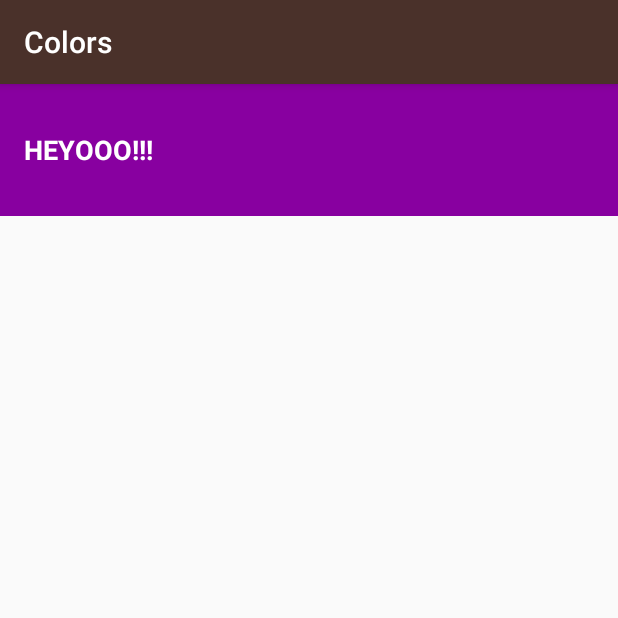
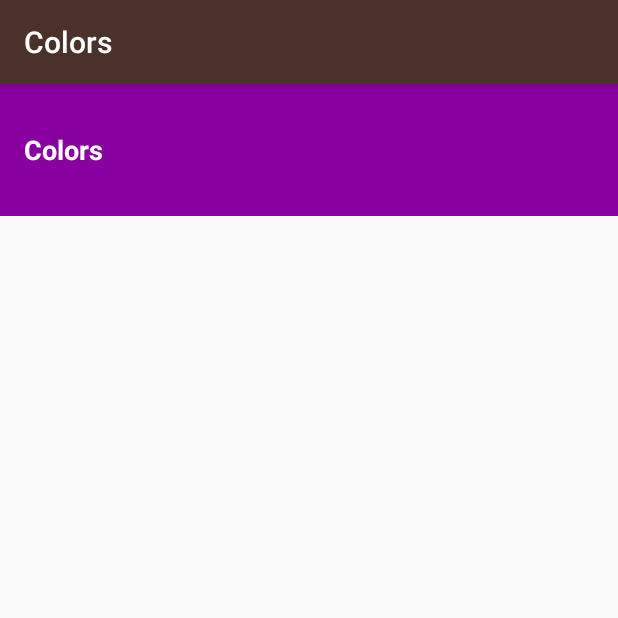
Before and after one commit to heyjcm/miwok, an Android app: the screen it shows after launch (ColorsActivity), after a tap on "Colors", on a phone screen of 412 x 824 dp, the top half of it. Run offline under Robolectric (Android 15) with nearby library versions, the phone set to English and light mode, and no system bars.

Commit message:
Numbers, Family Members, Colors, Phrases button now work solely on java. Each works was implemented slightly differently (see comments)

```diff
--- a/app/src/main/java/com/example/android/miwok/FamilyClickListerner.java
+++ b/app/src/main/java/com/example/android/miwok/FamilyClickListerner.java
@@ -1,13 +1,25 @@
 package com.example.android.miwok;
 
+import android.content.Context;
 import android.view.View;
-import android.widget.Toast;
+import android.content.Intent;
 
 /**
  * Created by Christian on 3/17/18.
+ * I used the following SO link to help me with making this Intent
+ * work the way I implemented it: https://stackoverflow.com/questions/6367509/how-to-use-intent-in-non-activity-class
+ * It isn't the most efficient way of writing code but I wanted to preserve
+ * this way of doing things to show the difference between this
+ * and the inline method found in Colors and Phrases in MainActivity.java
  */
 
-public class FamilyClickListerner implements  View.OnClickListener {
+public class FamilyClickListerner implements View.OnClickListener {
+
+    Context context;
+
+    public FamilyClickListerner(Context context) {
+        this.context = context;
+    }
 
     @Override
     public void onClick(View view) {
@@ -15,6 +27,13 @@ public class FamilyClickListerner implements  View.OnClickListener {
 
         // this particular behavior is to show a toast message when the
         // user taps on the button
-        Toast.makeText(view.getContext(),"Family Members Here", Toast.LENGTH_SHORT).show();
+        //Toast.makeText(view.getContext(),"Family Members Here", Toast.LENGTH_SHORT).show();
+
+        // Create new intent to open the {@link ColorsActivity}
+        Intent phraseIntent = new Intent(context, FamilyMembersActivity.class);
+
+        // Start the new activity
+        context.startActivity(phraseIntent);
+
     }
 }
--- a/app/src/main/java/com/example/android/miwok/MainActivity.java
+++ b/app/src/main/java/com/example/android/miwok/MainActivity.java
@@ -31,9 +31,17 @@ public class MainActivity extends AppCompatActivity {
         setContentView(R.layout.activity_main);
 
 
+        /**
+         * This is the first way I learned to implement an OnClickListener
+         * This method uses a java class called NumbersClickListener (reference
+         * NumbersClickListener.java file). It creates a new object from
+         * the NumbersClickListener class and calls the setOnClickListener method
+         * and passes the NumbersClickListener object to it
+         */
         // <-- Start Number button click behavior -->
         // The following is for the Number click behavior
-        NumbersClickListener numbersListener = new NumbersClickListener();
+        // note: must pass context (this), look in NumbersClickListener.java for method
+        NumbersClickListener numbersListener = new NumbersClickListener(this);
 
         // Find view of numbers
         TextView numbersButton = (TextView) findViewById(R.id.numbers);
@@ -42,6 +50,12 @@ public class MainActivity extends AppCompatActivity {
         // <-- End Number button click behavior -->
 
 
+        /**
+         * This is the second way I learned to implement an OnClickListener
+         * This is the same except that the FamilyClickListener object
+         * This method still uses another java class called FamilyClickListener
+         * (reference FamilyClickListener.java file)
+         */
         // The following is for the Family Members click behavior
         //FamilyClickListerner famClickListener = new FamilyClickListerner();
         // above deleted and added inline below because only used once so no need to make a once-used variable
@@ -49,16 +63,18 @@ public class MainActivity extends AppCompatActivity {
         // Find view of numbers
         TextView familyMembersButton = (TextView) findViewById(R.id.family);
 
-        familyMembersButton.setOnClickListener(new FamilyClickListerner());
+        familyMembersButton.setOnClickListener(new FamilyClickListerner(this));
         // <-- End Family Member button click behavior -->
 
 
+
+        /**
+         * This is yet another way of implementing the onClickListener
+         * This does away with having a separate java class and overrides
+         * the onClick method inline when the OnClickListener object is created
+         */
         // <-- Start Colors  button click behavior -->
-        /**
-         * This is yet another way of implementing the onClick method
-         */
         // The following is for the Colors click behavior
-        //ColorsClickListener colorsListener = new ColorsClickListener();
 
         // Find view of numbers
         TextView colorsButton = (TextView) findViewById(R.id.colors);
@@ -85,8 +101,18 @@ public class MainActivity extends AppCompatActivity {
         // Find view of numbers
         TextView phraseButton = (TextView) findViewById(R.id.phrases);
 
-        phraseButton.setOnClickListener(new PhrasesClickListener());
-        // <-- End Colors button click behavior -->
+        phraseButton.setOnClickListener(new View.OnClickListener() {
+
+            @Override
+            public void onClick(View view) {
+                // Create new intent to open the {@link PhrasesActivity}
+                Intent phraseIntent = new Intent(MainActivity.this, PhrasesActivity.class);
+
+                // Start the new activity
+                startActivity(phraseIntent);
+            }
+        });
+        // <-- End Phrases button click behavior -->
 
     }
 }
--- a/app/src/main/java/com/example/android/miwok/NumbersClickListener.java
+++ b/app/src/main/java/com/example/android/miwok/NumbersClickListener.java
@@ -1,7 +1,9 @@
 package com.example.android.miwok;
 
+
+import android.content.Context;
 import android.view.View;
-import android.widget.Toast;
+import android.content.Intent;
 
 /**
  * Created by Christian on 3/12/18.
@@ -10,12 +12,24 @@ import android.widget.Toast;
 
 public class NumbersClickListener implements View.OnClickListener {
 
+    Context context;
+
+    public NumbersClickListener(Context context) {
+        this.context = context;
+    }
+
     @Override
     public void onClick(View view) {
         // this is the behavior that I want the onClick method to do
 
         // this particular behavior is to show a toast message when the
         // user taps on the button
-        Toast.makeText(view.getContext(),"Numbers Here", Toast.LENGTH_SHORT).show();
+        //Toast.makeText(view.getContext(),"Numbers Here", Toast.LENGTH_SHORT).show();
+
+        // Create new intent to open the {@link ColorsActivity}
+        Intent numbersIntent = new Intent(context, NumbersActivity.class);
+
+        // Start the new activity
+        context.startActivity(numbersIntent);
     }
 }
--- a/app/src/main/res/layout/activity_colors.xml
+++ b/app/src/main/res/layout/activity_colors.xml
@@ -9,6 +9,6 @@
     <TextView
         style="@style/CategoryStyle"
         android:background="@color/category_colors"
-        android:text="HEYOOO!!!" />
+        android:text="@string/category_colors" />
 
 </android.support.constraint.ConstraintLayout>
--- a/app/src/main/res/layout/activity_family_members.xml
+++ b/app/src/main/res/layout/activity_family_members.xml
@@ -6,4 +6,9 @@
     android:layout_height="match_parent"
     tools:context="com.example.android.miwok.FamilyMembersActivity">
 
+    <TextView
+        style="@style/CategoryStyle"
+        android:background="@color/category_family"
+        android:text="@string/category_family" />
+
 </android.support.constraint.ConstraintLayout>
--- a/app/src/main/res/layout/activity_phrases.xml
+++ b/app/src/main/res/layout/activity_phrases.xml
@@ -6,4 +6,9 @@
     android:layout_height="match_parent"
     tools:context="com.example.android.miwok.PhrasesActivity">
 
+    <TextView
+        style="@style/CategoryStyle"
+        android:background="@color/category_phrases"
+        android:text="@string/category_phrases" />
+
 </android.support.constraint.ConstraintLayout>
```
Also changed, not shown: app/src/main/AndroidManifest.xml (+8 -4 lines).
